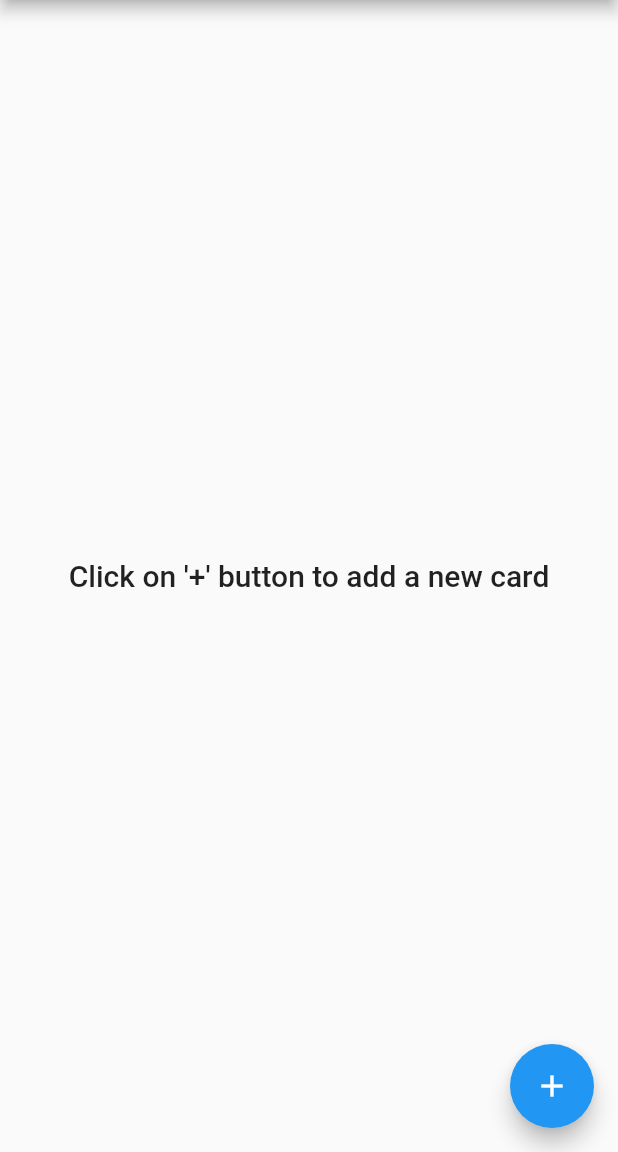
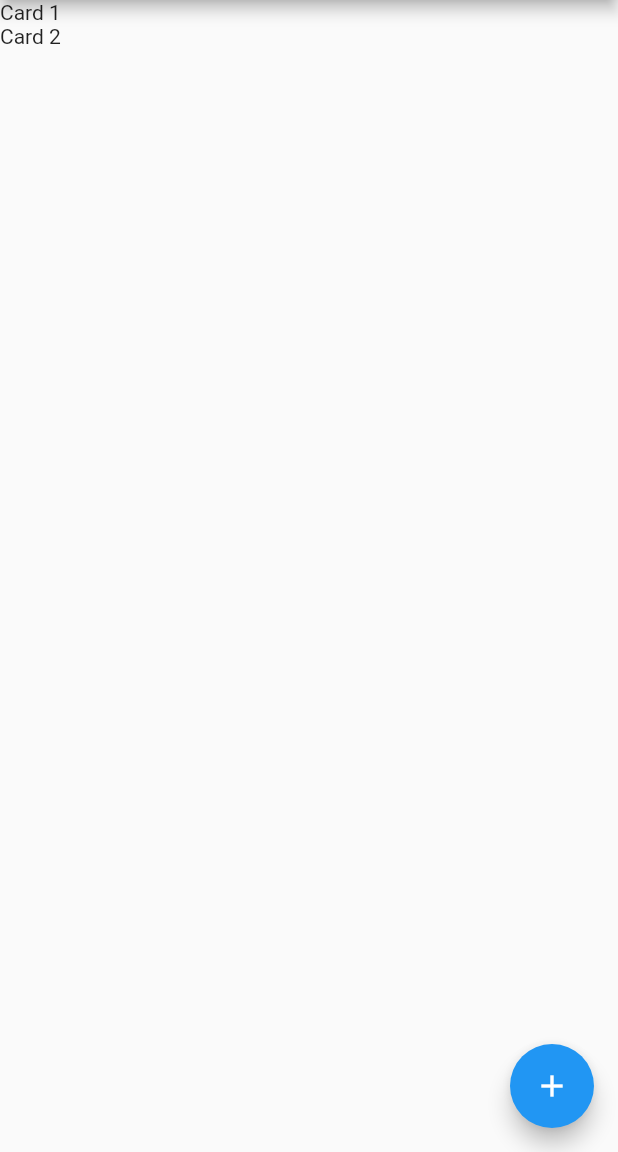
Before and after one commit to carlosdmp/fluter_kata_workshop, a Flutter app: the screen it shows after launch, on a phone screen of 412 x 824 dp, the part 84-1236 px from its top. Run offline on Flutter 3.47's test engine with Material 2 defaults, Android fonts, the phone set to English and light mode, and no system bars.

Commit message:
[ADD STEP]

```diff
--- a/lib/main.dart
+++ b/lib/main.dart
@@ -29,77 +29,30 @@ class MyHomePage extends StatefulWidget {
 class _MyHomePageState extends State<MyHomePage> {
   List<Model> _models = new List();
 
-  void _addCard(String name) {
-    if (name != null) {
-      setState(() {
-        _models.add(new Model(text: name, id: getNextId(_models)));
-      });
-    }
-  }
-
-  void deleteCard(int index) {
-    setState(() {
-      _models.removeAt(index);
-    });
-  }
-
-  void _showNewNoteDialog() {
-    showDialog<String>(context: context, builder: (_) => new NoteDialog())
-        .then(_addCard);
+  void _addCards() {
+    _models.clear();
+    _models.add(new Model(text: "Card 1", id: 1));
+    _models.add(new Model(text: "Card 2", id: 2));
   }
 
   @override
   Widget build(BuildContext context) {
+    _addCards();
     return new Scaffold(
       appBar: new AppBar(
         title: new Text(widget.title),
       ),
-      body: buildBody(),
+      body: Column(
+        children: <Widget>[
+          new Text(_models[0].text),
+          new Text(_models[1].text),
+        ],
+      ),
       floatingActionButton: new FloatingActionButton(
-        onPressed: _showNewNoteDialog,
+        onPressed: () {},
         tooltip: 'Add',
         child: new Icon(Icons.add),
       ),
     );
   }
-
-  Widget buildBody() {
-    if (_models.length == 0) {
-      return new Center(
-      child: new Text("Click on '+' button to add a new card", style: Theme.of(context).textTheme.title),
-
-      );
-    }
-    return new ListView.builder(
-      itemCount: _models.length,
-      itemBuilder: (BuildContext context, int index) {
-        return GestureDetector(
-          onTap: () {
-            Navigator.push(
-              context,
-              new MaterialPageRoute(
-                  builder: (context) => new DetailScreen(
-                        model: _models[index],
-                      )),
-            );
-          },
-          child: Dismissible(
-            key: new Key(_models[index].id.toString()),
-            onDismissed: (_) {
-              deleteCard(index);
-            },
-            child: new Card(
-              child: ListTile(
-                  title: new Text(_models[index].text),
-                  subtitle: new Text(
-                    "index: " + _models[index].id.toString(),
-                  ),
-                  leading: new CircleAvatar(
-                      child: new Text(_models[index].id.toString()))),
-            ),
-          ),
-        );
-      },
-    );
-  }
 }
```
